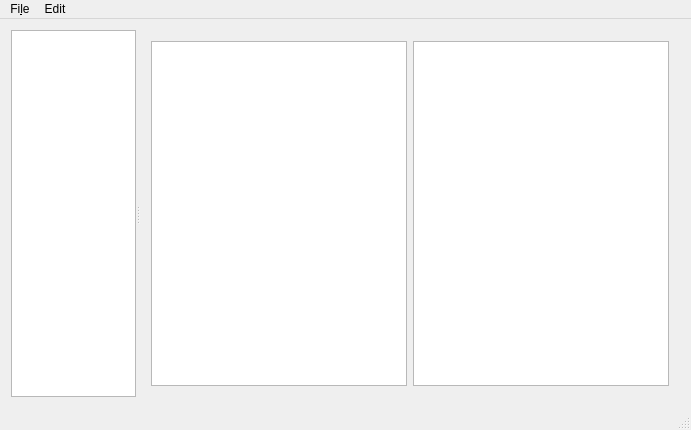
First picture: the form in mainwindow.ui, repository jontyrudman/markdown-editor-adv-level, before the edit.
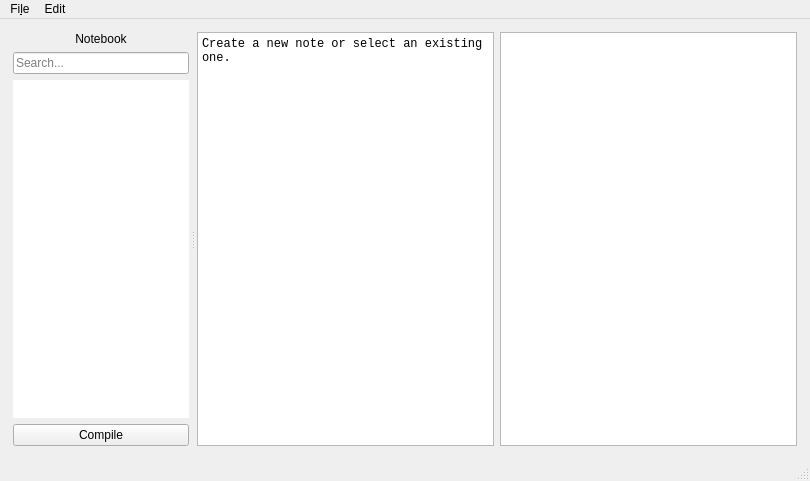
Second picture: the form after the edit. Icons and pictures are not drawn.

Commit message: Added markdown parsing with sundown and prepped for the NotebookSwitcher form.

Diff of the .ui file:
```diff
--- a/mainwindow.ui
+++ b/mainwindow.ui
@@ -6,8 +6,8 @@
    <rect>
     <x>0</x>
     <y>0</y>
-    <width>691</width>
-    <height>430</height>
+    <width>810</width>
+    <height>481</height>
    </rect>
   </property>
   <property name="windowTitle">
@@ -17,85 +17,173 @@
    <bool>false</bool>
   </property>
   <widget class="QWidget" name="centralWidget">
-   <layout class="QHBoxLayout" name="horizontalLayout_2">
+   <layout class="QHBoxLayout" name="horizontalLayout">
     <item>
      <widget class="QSplitter" name="splitter">
-      <property name="sizePolicy">
-       <sizepolicy hsizetype="Expanding" vsizetype="Expanding">
-        <horstretch>0</horstretch>
-        <verstretch>0</verstretch>
-       </sizepolicy>
-      </property>
-      <property name="frameShape">
-       <enum>QFrame::NoFrame</enum>
-      </property>
-      <property name="frameShadow">
-       <enum>QFrame::Plain</enum>
-      </property>
       <property name="orientation">
        <enum>Qt::Horizontal</enum>
       </property>
-      <widget class="QTreeView" name="folderPane">
+      <widget class="QWidget" name="leftWidget" native="true">
        <property name="sizePolicy">
-        <sizepolicy hsizetype="Preferred" vsizetype="Maximum">
-         <horstretch>0</horstretch>
+        <sizepolicy hsizetype="MinimumExpanding" vsizetype="Preferred">
+         <horstretch>1</horstretch>
          <verstretch>0</verstretch>
         </sizepolicy>
        </property>
        <property name="minimumSize">
         <size>
-         <width>0</width>
+         <width>180</width>
          <height>0</height>
         </size>
        </property>
        <property name="maximumSize">
         <size>
-         <width>300</width>
+         <width>400</width>
          <height>16777215</height>
         </size>
        </property>
-       <property name="baseSize">
+       <layout class="QHBoxLayout" name="horizontalLayout_2" stretch="0">
+        <property name="spacing">
+         <number>4</number>
+        </property>
+        <property name="leftMargin">
+         <number>2</number>
+        </property>
+        <property name="topMargin">
+         <number>2</number>
+        </property>
+        <property name="rightMargin">
+         <number>2</number>
+        </property>
+        <property name="bottomMargin">
+         <number>2</number>
+        </property>
+        <item>
+         <layout class="QVBoxLayout" name="leftLayoutVert" stretch="0,0,0,0">
+          <property name="sizeConstraint">
+           <enum>QLayout::SetDefaultConstraint</enum>
+          </property>
+          <item>
+           <widget class="QLabel" name="labelNoteTitle">
+            <property name="text">
+             <string>Notebook</string>
+            </property>
+            <property name="alignment">
+             <set>Qt::AlignCenter</set>
+            </property>
+           </widget>
+          </item>
+          <item>
+           <widget class="QLineEdit" name="searchBox">
+            <property name="inputMask">
+             <string/>
+            </property>
+            <property name="text">
+             <string/>
+            </property>
+            <property name="placeholderText">
+             <string>Search...</string>
+            </property>
+           </widget>
+          </item>
+          <item>
+           <widget class="QTreeView" name="folderPane">
+            <property name="font">
+             <font>
+              <family>SF Pro Display</family>
+             </font>
+            </property>
+            <property name="frameShape">
+             <enum>QFrame::NoFrame</enum>
+            </property>
+            <property name="frameShadow">
+             <enum>QFrame::Plain</enum>
+            </property>
+            <property name="lineWidth">
+             <number>0</number>
+            </property>
+           </widget>
+          </item>
+          <item>
+           <widget class="QPushButton" name="compileButton">
+            <property name="text">
+             <string>Compile</string>
+            </property>
+           </widget>
+          </item>
+         </layout>
+        </item>
+       </layout>
+      </widget>
+      <widget class="QWidget" name="rightWidget" native="true">
+       <property name="sizePolicy">
+        <sizepolicy hsizetype="Maximum" vsizetype="Preferred">
+         <horstretch>4</horstretch>
+         <verstretch>0</verstretch>
+        </sizepolicy>
+       </property>
+       <property name="minimumSize">
         <size>
-         <width>300</width>
+         <width>0</width>
          <height>0</height>
         </size>
        </property>
-       <property name="frameShadow">
-        <enum>QFrame::Plain</enum>
-       </property>
-      </widget>
-      <widget class="QWidget" name="layoutWidget">
-       <layout class="QHBoxLayout" name="horizontalLayout">
+       <layout class="QHBoxLayout" name="horizontalLayout_3" stretch="0">
+        <property name="spacing">
+         <number>4</number>
+        </property>
+        <property name="sizeConstraint">
+         <enum>QLayout::SetDefaultConstraint</enum>
+        </property>
+        <property name="leftMargin">
+         <number>2</number>
+        </property>
+        <property name="topMargin">
+         <number>2</number>
+        </property>
+        <property name="rightMargin">
+         <number>2</number>
+        </property>
+        <property name="bottomMargin">
+         <number>2</number>
+        </property>
         <item>
-         <widget class="QPlainTextEdit" name="mdEditPane">
-          <property name="sizePolicy">
-           <sizepolicy hsizetype="MinimumExpanding" vsizetype="Expanding">
-            <horstretch>0</horstretch>
-            <verstretch>0</verstretch>
-           </sizepolicy>
+         <layout class="QHBoxLayout" name="rightLayoutHoriz" stretch="0,0">
+          <property name="sizeConstraint">
+           <enum>QLayout::SetDefaultConstraint</enum>
           </property>
-          <property name="font">
-           <font>
-            <family>Inconsolata</family>
-           </font>
-          </property>
-          <property name="frameShadow">
-           <enum>QFrame::Plain</enum>
-          </property>
-         </widget>
-        </item>
-        <item>
-         <widget class="QTextEdit" name="compilePane">
-          <property name="sizePolicy">
-           <sizepolicy hsizetype="MinimumExpanding" vsizetype="Expanding">
-            <horstretch>0</horstretch>
-            <verstretch>0</verstretch>
-           </sizepolicy>
-          </property>
-          <property name="frameShadow">
-           <enum>QFrame::Plain</enum>
-          </property>
-         </widget>
+          <item>
+           <layout class="QVBoxLayout" name="editLayout">
+            <item>
+             <widget class="QPlainTextEdit" name="mdEditPane">
+              <property name="font">
+               <font>
+                <family>Monospace</family>
+               </font>
+              </property>
+              <property name="readOnly">
+               <bool>true</bool>
+              </property>
+              <property name="plainText">
+               <string>Create a new note or select an existing one.</string>
+              </property>
+             </widget>
+            </item>
+           </layout>
+          </item>
+          <item>
+           <widget class="QTextEdit" name="compilePane">
+            <property name="font">
+             <font>
+              <family>Sans Serif</family>
+             </font>
+            </property>
+            <property name="readOnly">
+             <bool>true</bool>
+            </property>
+           </widget>
+          </item>
+         </layout>
         </item>
        </layout>
       </widget>
@@ -108,8 +196,8 @@
     <rect>
      <x>0</x>
      <y>0</y>
-     <width>691</width>
-     <height>23</height>
+     <width>810</width>
+     <height>24</height>
     </rect>
    </property>
    <widget class="QMenu" name="menuFile">
```
Left out of the diff: 22 changed lines with no effect on the pictures. The commit also changes 24 other files.
